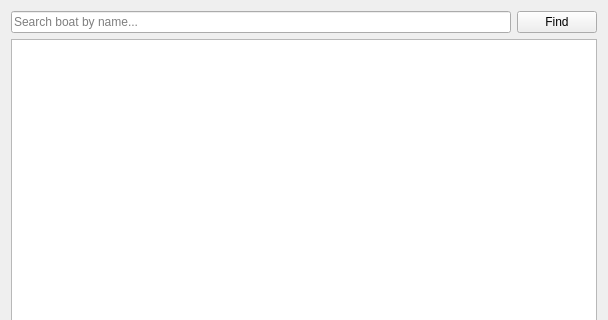
This is Client/mainwindow.ui in ShellCode33/Aral as Qt 5 draws it before an edit; both pictures show x 0 to 608 and y 0 to 320 of the 608 by 602 pixel window. The edited form follows.
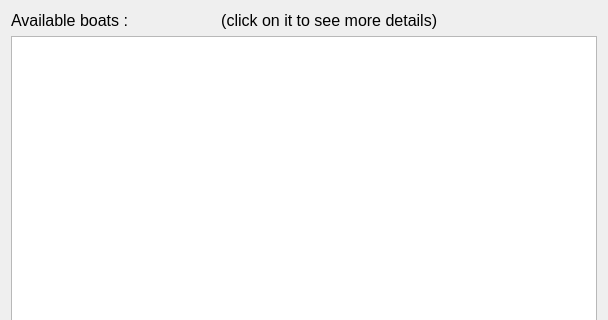
This is the edited form.

```diff
--- a/Client/mainwindow.ui
+++ b/Client/mainwindow.ui
@@ -18,28 +18,19 @@
     <item row="0" column="0">
      <layout class="QVBoxLayout" name="verticalLayout">
       <item>
-       <layout class="QHBoxLayout" name="horizontalLayout">
-        <item>
-         <widget class="QLineEdit" name="lineEdit">
-          <property name="minimumSize">
-           <size>
-            <width>500</width>
-            <height>0</height>
-           </size>
-          </property>
-          <property name="placeholderText">
-           <string>Search boat by name...</string>
-          </property>
-         </widget>
-        </item>
-        <item>
-         <widget class="QPushButton" name="findButton">
+       <widget class="QLabel" name="label">
+        <property name="font">
+         <font>
+          <pointsize>12</pointsize>
+         </font>
+        </property>
           <property name="text">
-           <string>Find</string>
+         <string>Available boats :                     (click on it to see more details)</string>
           </property>
          </widget>
         </item>
-       </layout>
+      <item>
+       <layout class="QHBoxLayout" name="horizontalLayout"/>
       </item>
       <item>
        <widget class="QListView" name="listView">
```
Lines whose indentation alone changed are shown as unchanged.
